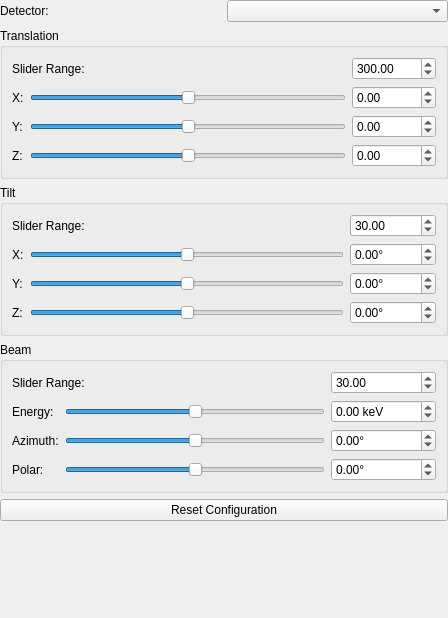
Qt form hexrd/ui/resources/ui/calibration_slider_widget.ui (HEXRD/hexrdgui) before a commit.
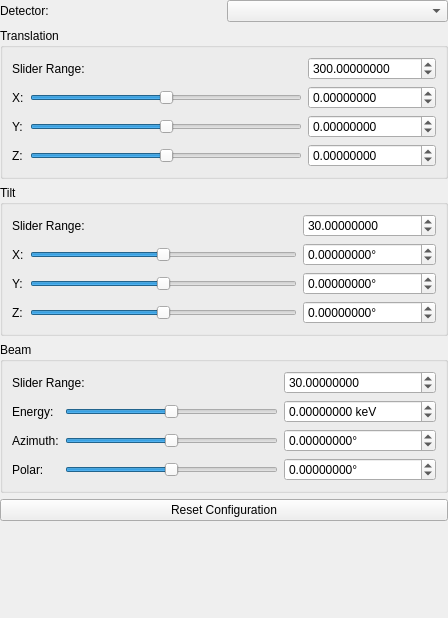
The same form after that commit. Custom widgets are drawn as their Qt base class.

Commit message:
Convert all to ScientificDoubleSpinBox
This converts all widgets that are QDoubleSpinBox to
ScientificDoubleSpinBox, except the ones inside the powder calibration
options, since they were already changed in a separate PR.

We should definitely do some testing to make sure these work...

```diff
--- a/hexrd/ui/resources/ui/calibration_slider_widget.ui
+++ b/hexrd/ui/resources/ui/calibration_slider_widget.ui
@@ -44,11 +44,14 @@
         <property name="suffix">
          <string>°</string>
         </property>
+        <property name="decimals">
+         <number>8</number>
+        </property>
         <property name="minimum">
-         <double>-10000.000000000000000</double>
+         <double>-1000000.000000000000000</double>
         </property>
         <property name="maximum">
-         <double>10000.000000000000000</double>
+         <double>1000000.000000000000000</double>
         </property>
         <property name="singleStep">
          <double>0.100000000000000</double>
@@ -83,11 +86,14 @@
         <property name="suffix">
          <string>°</string>
         </property>
+        <property name="decimals">
+         <number>8</number>
+        </property>
         <property name="minimum">
-         <double>-10000.000000000000000</double>
+         <double>-1000000.000000000000000</double>
         </property>
         <property name="maximum">
-         <double>10000.000000000000000</double>
+         <double>1000000.000000000000000</double>
         </property>
         <property name="singleStep">
          <double>0.100000000000000</double>
@@ -115,11 +121,14 @@
         <property name="suffix">
          <string>°</string>
         </property>
+        <property name="decimals">
+         <number>8</number>
+        </property>
         <property name="minimum">
-         <double>-10000.000000000000000</double>
+         <double>-1000000.000000000000000</double>
         </property>
         <property name="maximum">
-         <double>10000.000000000000000</double>
+         <double>1000000.000000000000000</double>
         </property>
         <property name="singleStep">
          <double>0.100000000000000</double>
@@ -154,11 +163,14 @@
         <property name="keyboardTracking">
          <bool>false</bool>
         </property>
+        <property name="decimals">
+         <number>8</number>
+        </property>
         <property name="minimum">
-         <double>0.000000000000000</double>
+         <double>-1000000.000000000000000</double>
         </property>
         <property name="maximum">
-         <double>360.000000000000000</double>
+         <double>1000000.000000000000000</double>
         </property>
         <property name="singleStep">
          <double>0.100000000000000</double>
@@ -199,11 +211,14 @@
         <property name="keyboardTracking">
          <bool>false</bool>
         </property>
+        <property name="decimals">
+         <number>8</number>
+        </property>
         <property name="minimum">
-         <double>-10000.000000000000000</double>
+         <double>-1000000.000000000000000</double>
         </property>
         <property name="maximum">
-         <double>10000.000000000000000</double>
+         <double>1000000.000000000000000</double>
         </property>
         <property name="singleStep">
          <double>0.100000000000000</double>
@@ -215,11 +230,14 @@
         <property name="keyboardTracking">
          <bool>false</bool>
         </property>
+        <property name="decimals">
+         <number>8</number>
+        </property>
         <property name="minimum">
-         <double>-10000.000000000000000</double>
+         <double>-1000000.000000000000000</double>
         </property>
         <property name="maximum">
-         <double>10000.000000000000000</double>
+         <double>1000000.000000000000000</double>
         </property>
         <property name="singleStep">
          <double>0.100000000000000</double>
@@ -244,11 +262,14 @@
         <property name="keyboardTracking">
          <bool>false</bool>
         </property>
+        <property name="decimals">
+         <number>8</number>
+        </property>
         <property name="minimum">
-         <double>-10000.000000000000000</double>
+         <double>-1000000.000000000000000</double>
         </property>
         <property name="maximum">
-         <double>10000.000000000000000</double>
+         <double>1000000.000000000000000</double>
         </property>
         <property name="singleStep">
          <double>0.100000000000000</double>
@@ -303,11 +324,14 @@
         <property name="keyboardTracking">
          <bool>false</bool>
         </property>
+        <property name="decimals">
+         <number>8</number>
+        </property>
         <property name="minimum">
-         <double>0.000000000000000</double>
+         <double>-1000000.000000000000000</double>
         </property>
         <property name="maximum">
-         <double>100000.000000000000000</double>
+         <double>1000000.000000000000000</double>
         </property>
         <property name="singleStep">
          <double>0.100000000000000</double>
@@ -374,11 +398,14 @@
         <property name="suffix">
          <string>°</string>
         </property>
+        <property name="decimals">
+         <number>8</number>
+        </property>
         <property name="minimum">
-         <double>-10000.000000000000000</double>
+         <double>-1000000.000000000000000</double>
         </property>
         <property name="maximum">
-         <double>10000.000000000000000</double>
+         <double>1000000.000000000000000</double>
         </property>
         <property name="singleStep">
          <double>0.100000000000000</double>
@@ -393,11 +420,14 @@
         <property name="suffix">
          <string>°</string>
         </property>
+        <property name="decimals">
+         <number>8</number>
+        </property>
         <property name="minimum">
-         <double>-10000.000000000000000</double>
+         <double>-1000000.000000000000000</double>
         </property>
         <property name="maximum">
-         <double>10000.000000000000000</double>
+         <double>1000000.000000000000000</double>
         </property>
         <property name="singleStep">
          <double>0.100000000000000</double>
@@ -425,11 +455,14 @@
         <property name="suffix">
          <string> keV</string>
         </property>
+        <property name="decimals">
+         <number>8</number>
+        </property>
         <property name="minimum">
-         <double>-10000.000000000000000</double>
+         <double>-1000000.000000000000000</double>
         </property>
         <property name="maximum">
-         <double>10000.000000000000000</double>
+         <double>1000000.000000000000000</double>
         </property>
         <property name="singleStep">
          <double>0.100000000000000</double>
@@ -484,11 +517,14 @@
         <property name="keyboardTracking">
          <bool>false</bool>
         </property>
+        <property name="decimals">
+         <number>8</number>
+        </property>
         <property name="minimum">
-         <double>0.000000000000000</double>
+         <double>-1000000.000000000000000</double>
         </property>
         <property name="maximum">
-         <double>100000.000000000000000</double>
+         <double>1000000.000000000000000</double>
         </property>
         <property name="singleStep">
          <double>0.100000000000000</double>
@@ -523,6 +559,13 @@
    </item>
   </layout>
  </widget>
+ <customwidgets>
+  <customwidget>
+   <class>ScientificDoubleSpinBox</class>
+   <extends>QDoubleSpinBox</extends>
+   <header>scientificspinbox.h</header>
+  </customwidget>
+ </customwidgets>
  <tabstops>
   <tabstop>detector</tabstop>
   <tabstop>sb_translation_range</tabstop>
```
Left out of the diff: 24 changed lines with no effect on the pictures. The commit also changes 10 other files.
